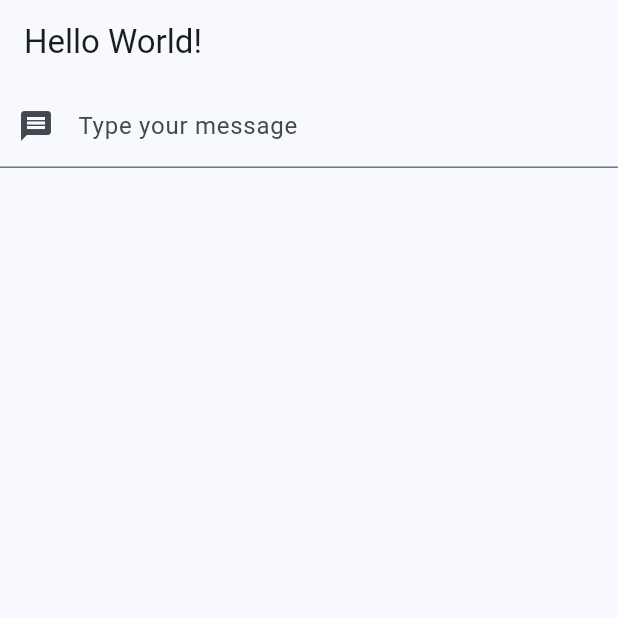
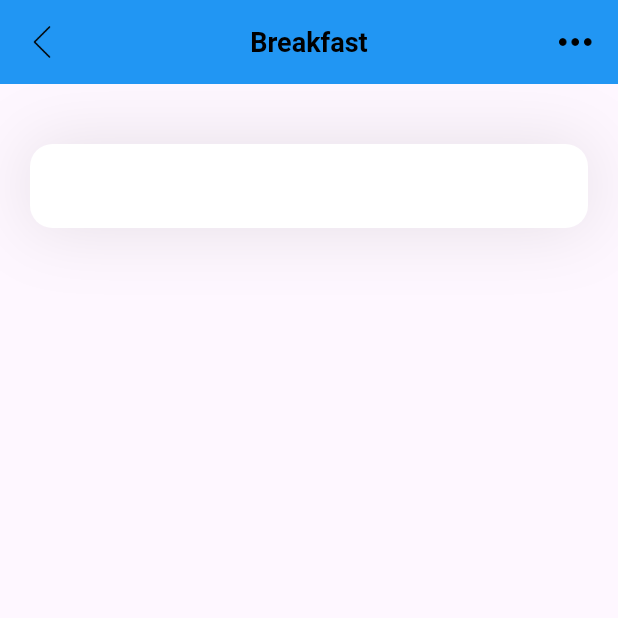
Before and after one commit to premptk14/Flutter, a Flutter app: the screen it shows after launch, on a phone screen of 412 x 824 dp, the top half of it. Run offline on Flutter 3.47's test engine with Material 3 defaults, Android fonts, the phone set to English and light mode, and no system bars.

Commit message:
Adding app bar and text field

```diff
--- a/lib/main.dart
+++ b/lib/main.dart
@@ -1,4 +1,5 @@
 import 'package:flutter/material.dart';
+import 'package:hello_world/pages/home.dart';
 
 void main() {
   runApp(const MyApp());
@@ -9,60 +10,7 @@ class MyApp extends StatelessWidget {
   // This widget is the root of your application.
   @override
   Widget build(BuildContext context) {
-    return MaterialApp(
-      title: 'Flutter Demo',
-      theme: ThemeData(
-        colorScheme: ColorScheme.fromSeed(seedColor: Colors.blue),
-        useMaterial3: true,
-      ),
-      home: MyHomePage(),
-    );
+    return const MaterialApp(
+        debugShowCheckedModeBanner: false, home: const HomePage());
   }
 }
-
-class MyHomePage extends StatelessWidget {
-  @override
-  Widget build(BuildContext context) {
-    return Scaffold(
-      appBar: AppBar(title: Text('Hello World!')),
-      body: TextInputWidget(),
-    );
-  }
-}
-
-class TextInputWidget extends StatefulWidget {
-  @override
-  _TextWidgetInputState createState() => _TextWidgetInputState();
-}
-
-class _TextWidgetInputState extends State<TextInputWidget> {
-  final controller = TextEditingController();
-  String text = "";
-
-  @override
-  void dispose() {
-    super.dispose();
-    controller.dispose();
-  }
-
-  void changeText(text) {
-    setState(() {
-      this.text = text;
-    });
-  }
-
-  @override
-  Widget build(BuildContext context) {
-    return Column(children: [
-      TextField(
-        controller: this.controller,
-          decoration: InputDecoration(
-            prefixIcon: Icon(Icons.message),
-            labelText: "Type your message",
-          ),
-        onChanged: (text) => this.changeText(text),
-      ),
-      Text(this.text)],
-    );
-  }
-}
--- /dev/null
+++ b/lib/pages/home.dart
@@ -0,0 +1,75 @@
+import 'package:flutter/cupertino.dart';
+import 'package:flutter/material.dart';
+
+class HomePage extends StatelessWidget {
+  const HomePage({super.key});
+
+  @override
+  Widget build(BuildContext context) {
+    return Scaffold(
+        appBar: appBar(),
+        body: Column(
+          children: [
+            Container(
+              margin: const EdgeInsets.only(top: 40, left: 20, right: 20),
+              decoration: BoxDecoration(boxShadow: [
+                BoxShadow(
+                    color: Color(0xff1D1617).withOpacity(0.11),
+                    blurRadius: 40,
+                    spreadRadius: 0.0)
+              ]),
+              child: TextField(
+                decoration: InputDecoration(
+                    filled: true,
+                    fillColor: Colors.white,
+                    border: OutlineInputBorder(
+                        borderRadius: BorderRadius.circular(15),
+                        borderSide: BorderSide.none)),
+              ),
+            )
+          ],
+        ));
+  }
+}
+
+AppBar appBar() {
+  return AppBar(
+    title: const Text(
+      'Breakfast',
+      style: TextStyle(
+          color: Colors.black, fontSize: 18, fontWeight: FontWeight.bold),
+    ),
+    centerTitle: true,
+    backgroundColor: Colors.blue,
+    leading: GestureDetector(
+      onTap: () {},
+      child: Container(
+        margin: EdgeInsets.all(10),
+        decoration: BoxDecoration(
+            color: Colors.blue, borderRadius: BorderRadius.circular(10)),
+        alignment: Alignment.center,
+        child: Image.asset(
+          'assets/icons/backButton.png',
+          height: 25,
+          width: 25,
+        ),
+      ),
+    ),
+    actions: [
+      GestureDetector(
+          onTap: () {},
+          child: Container(
+            margin: EdgeInsets.all(10),
+            decoration: BoxDecoration(
+                color: Colors.blue, borderRadius: BorderRadius.circular(10)),
+            alignment: Alignment.center,
+            width: 37,
+            child: Image.asset(
+              'assets/icons/moreButton.png',
+              height: 25,
+              width: 25,
+            ),
+          ))
+    ],
+  );
+}
```
Also changed, not shown: pubspec.yaml (+4 -3 lines), assets/icons/backButton.png (added), assets/icons/moreButton.png (added), pubspec.lock.
